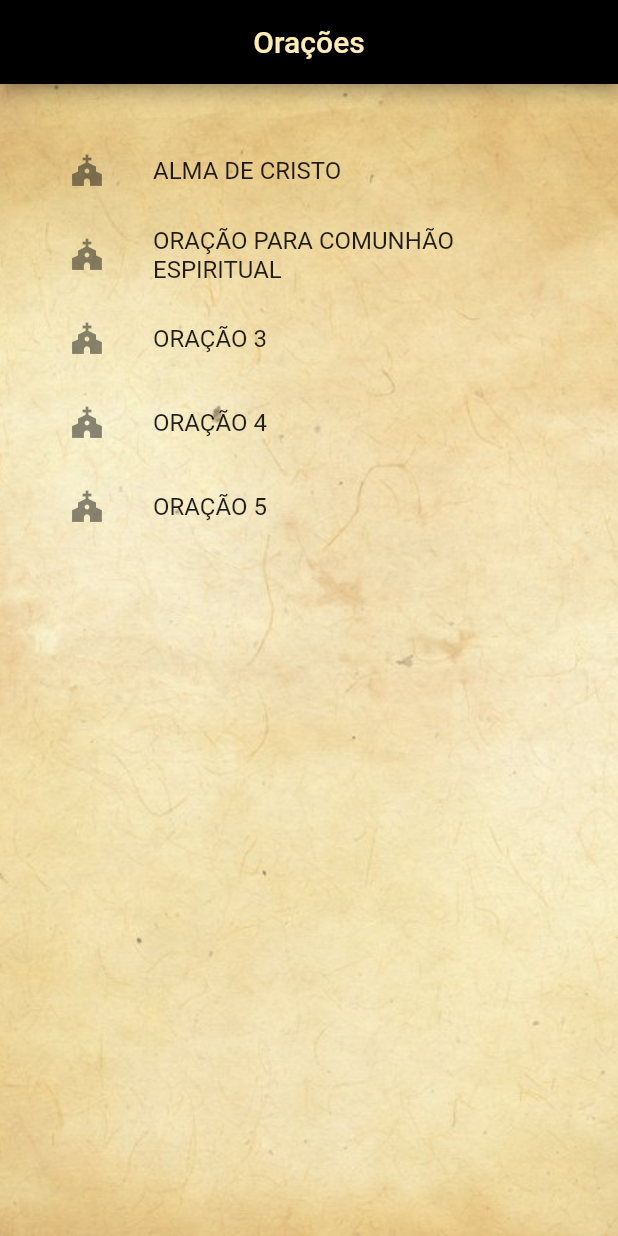
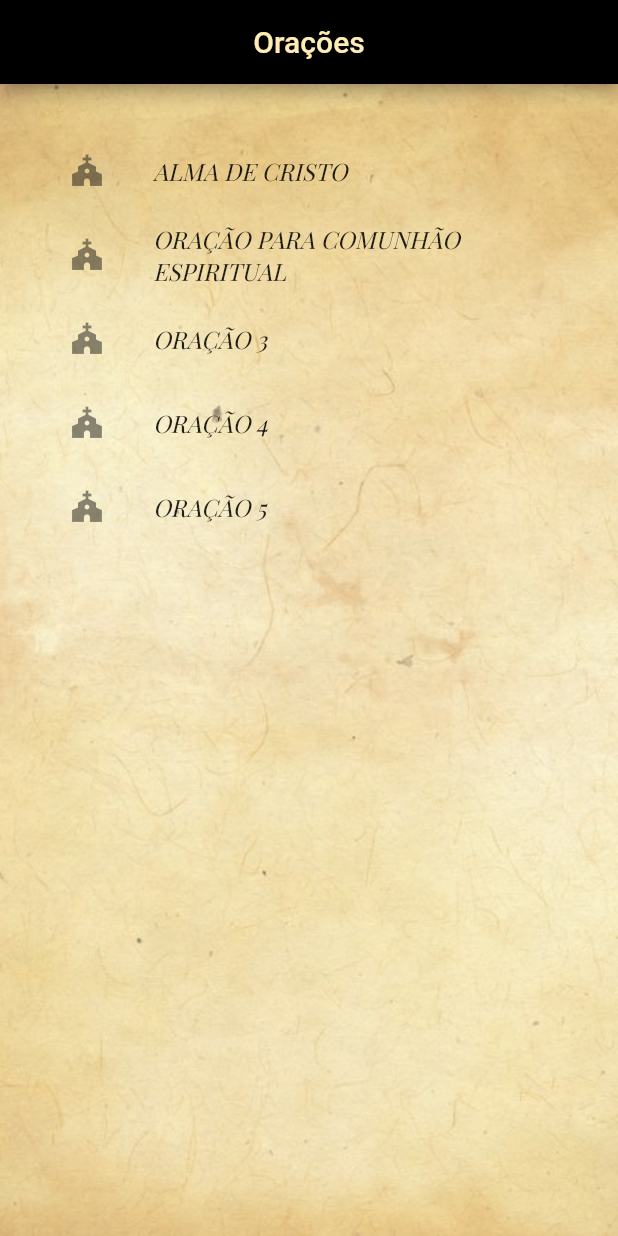
Before and after one commit to Julio-JC/app_projeto_oracoes, a Flutter app: the screen it shows after launch, on a phone screen of 412 x 824 dp. Run offline on Flutter 3.47's test engine with Material 2 defaults, Android fonts, the phone set to English and light mode, and no system bars; project files that could hold a hidden picture were left out.

```diff
--- a/lib/models/prayer.dart
+++ b/lib/models/prayer.dart
@@ -5,10 +5,12 @@ class Prayer {
     required this.prayerText,
     required this.latimTitle,
     required this.latimText,
+    required this.inLatim,
   });
   String prayerTitle;
   String prayerAuthor;
   String prayerText;
   String latimTitle;
   String latimText;
+  String inLatim;
 }
--- a/lib/page/home_page.dart
+++ b/lib/page/home_page.dart
@@ -43,7 +43,14 @@ class HomePage extends StatelessWidget {
               itemBuilder: (context, indexPrayer) {
                 return ListTile(
                   leading: const Icon(Icons.church),
-                  title: Text(prayer[indexPrayer].prayerTitle),
+                  title: Text(
+                    prayer[indexPrayer].prayerTitle,
+                    style: const TextStyle(
+                      fontFamily: 'Playfair_Display',
+                      fontWeight: FontWeight.w500,
+                      fontStyle: FontStyle.italic,
+                    ),
+                  ),
                   onTap: () => goPrayer(prayer[indexPrayer]),
                 );
               },
--- a/lib/page/prayer_page.dart
+++ b/lib/page/prayer_page.dart
@@ -63,9 +63,9 @@ class PrayerPage extends StatelessWidget {
               const SizedBox(
                 height: 16,
               ),
-              const Text(
-                '(em latim)',
-                style: TextStyle(
+              Text(
+                prayer.inLatim,
+                style: const TextStyle(
                   color: Colors.red,
                 ),
               ),
--- a/lib/repositories/prayer_repositories.dart
+++ b/lib/repositories/prayer_repositories.dart
@@ -21,6 +21,7 @@ class PrayerRepository {
                 por todos os séculos dos séculos.
                 Amém.
                 ''',
+      inLatim: '(em latim)',
       latimTitle: 'ANIMA CHRISTI',
       latimText: '''
                 Anima Christi, sanctica me.
@@ -59,6 +60,7 @@ class PrayerRepository {
                 em Vosso amor para sempre
                 Amém.
                 ''',
+      inLatim: '',
       latimTitle: '',
       latimText: '''
 
@@ -70,6 +72,7 @@ class PrayerRepository {
       prayerText: '''
 
                 ''',
+      inLatim: '',
       latimTitle: '',
       latimText: '''
 
@@ -81,6 +84,7 @@ class PrayerRepository {
       prayerText: '''
 
                 ''',
+      inLatim: '',
       latimTitle: '',
       latimText: '''
 
@@ -92,6 +96,7 @@ class PrayerRepository {
       prayerText: '''
 
                 ''',
+      inLatim: '',
       latimTitle: '',
       latimText: '''
 
--- a/pubspec.yaml
+++ b/pubspec.yaml
@@ -35,6 +35,8 @@ dependencies:
   # The following adds the Cupertino Icons font to your application.
   # Use with the CupertinoIcons class for iOS style icons.
   cupertino_icons: ^1.0.2
+  flutter_native_splash: ^2.2.19
+  flutter_launcher_icons: ^0.13.1
 
 dev_dependencies:
   flutter_test:
```
Also changed, not shown: pubspec.lock.
